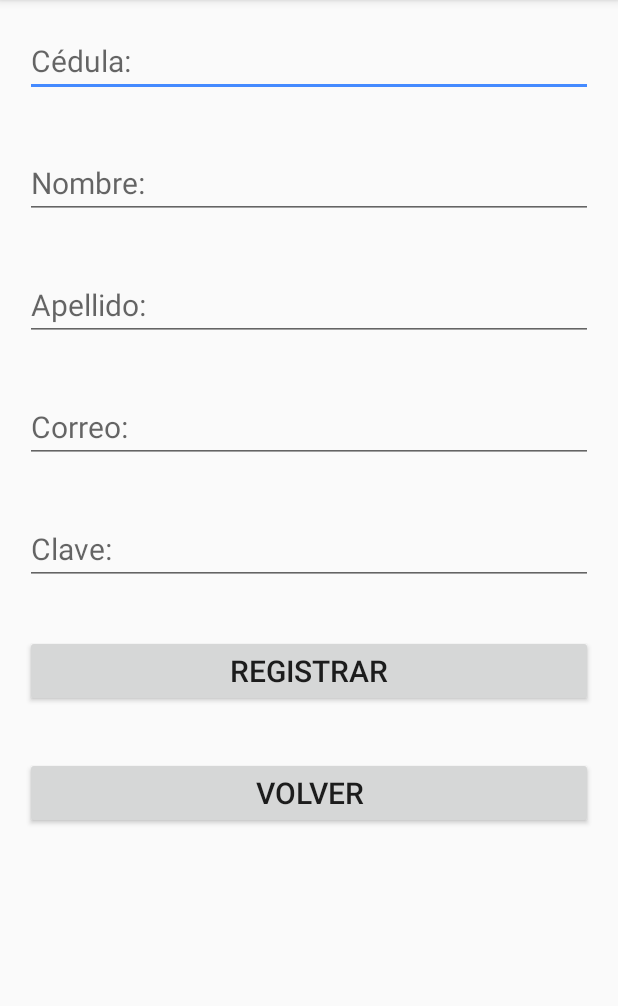
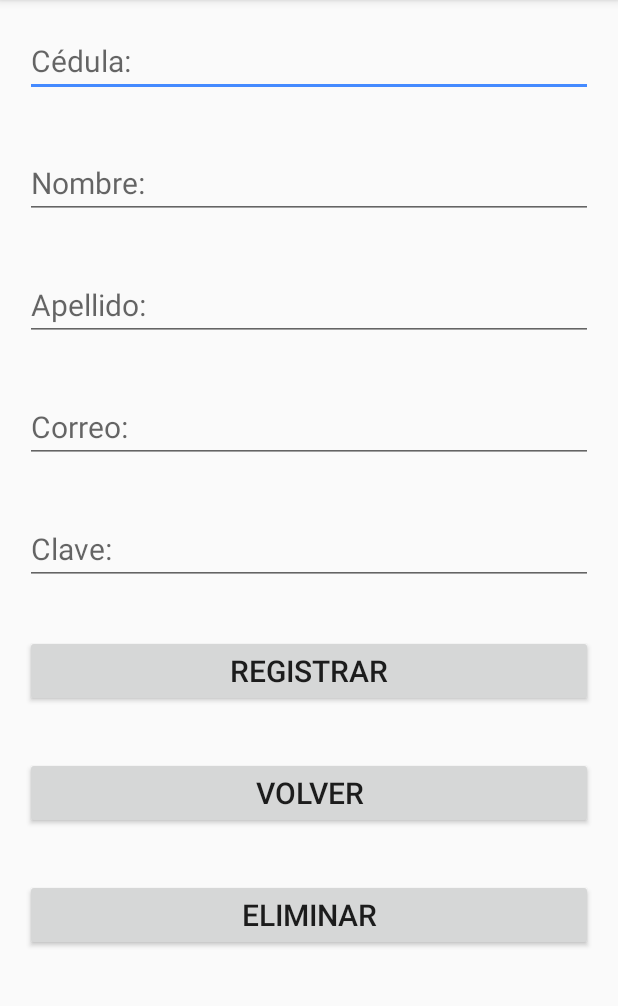
Before and after one commit to DanielaVillacis/Aulestia_Sarzosa_Villacis, an Android app: the RegistrarAuxActivity screen opened directly, with no data from a screen before it, on a phone screen of 412 x 824 dp, the part 84-1090 px from its top. Run offline under Robolectric (Android 15) with nearby library versions, the phone set to English and light mode, and no system bars; 10 statements that could not run were skipped.

Commit message:
Aulestia_Sarzosa_Villacis

```diff
--- a/app/src/main/res/layout/activity_registrar_aux.xml
+++ b/app/src/main/res/layout/activity_registrar_aux.xml
@@ -57,13 +57,19 @@
         android:textSize="20sp" />
 
     <Button
+        android:id="@+id/button_volver"
+        android:layout_width="match_parent"
+        android:layout_height="wrap_content"
+        android:layout_margin="25px"
+        android:onClick="Salir"
+        android:text="@string/button_salir"
+        android:textSize="20dp" />
+
+    <Button
         android:id="@+id/button_eliminar"
         android:layout_width="match_parent"
         android:layout_height="wrap_content"
         android:layout_margin="25px"
-        android:onClick="RegistrarUsuario"
         android:text="@string/button_eliminar"
         android:textSize="20sp" />
-
-
 </LinearLayout>
```
Also changed, not shown: app/src/main/java/com/nadershamma/apps/androidfunwithflags/RegistrarAuxActivity.java (+31 -1 lines).
